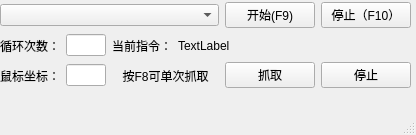
This is win.ui in lissettecarlr/autogui as Qt 5 draws it before an edit. The edited form follows.
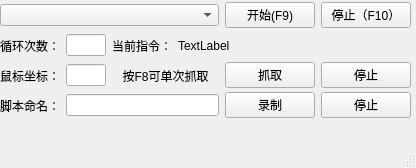
This is the edited form.

Patch:
```diff
--- a/win.ui
+++ b/win.ui
@@ -7,7 +7,7 @@
     <x>0</x>
     <y>0</y>
     <width>416</width>
-    <height>135</height>
+    <height>168</height>
    </rect>
   </property>
   <property name="windowTitle">
@@ -208,6 +208,72 @@
      </item>
     </layout>
    </widget>
+   <widget class="QWidget" name="horizontalLayoutWidget_4">
+    <property name="geometry">
+     <rect>
+      <x>0</x>
+      <y>90</y>
+      <width>411</width>
+      <height>31</height>
+     </rect>
+    </property>
+    <layout class="QHBoxLayout" name="horizontalLayout_4">
+     <item>
+      <widget class="QLabel" name="label_5">
+       <property name="maximumSize">
+        <size>
+         <width>60</width>
+         <height>16777215</height>
+        </size>
+       </property>
+       <property name="text">
+        <string>脚本命名：</string>
+       </property>
+      </widget>
+     </item>
+     <item>
+      <widget class="QLineEdit" name="lineEdit_3"/>
+     </item>
+     <item>
+      <widget class="QPushButton" name="pushButton_5">
+       <property name="minimumSize">
+        <size>
+         <width>90</width>
+         <height>0</height>
+        </size>
+       </property>
+       <property name="maximumSize">
+        <size>
+         <width>90</width>
+         <height>16777215</height>
+        </size>
+       </property>
+       <property name="text">
+        <string>录制</string>
+       </property>
+      </widget>
+     </item>
+     <item>
+      <widget class="QPushButton" name="pushButton_6">
+       <property name="minimumSize">
+        <size>
+         <width>90</width>
+         <height>0</height>
+        </size>
+       </property>
+       <property name="maximumSize">
+        <size>
+         <width>90</width>
+         <height>16777215</height>
+        </size>
+       </property>
+       <property name="text">
+        <string>停止</string>
+       </property>
+      </widget>
+     </item>
+    </layout>
+   </widget>
   </widget>
   <widget class="QMenuBar" name="menubar">
    <property name="geometry">
```
